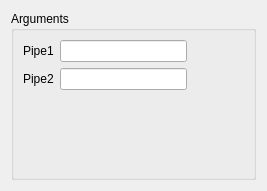
Before: the Qt Designer form src/HEXABLOCKGUI/MakePipes_QTD.ui in SalomePlatform/hexablock, drawn with Qt 5.
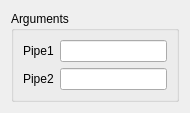
After: the same form once the commit is applied.

```diff
--- a/src/HEXABLOCKGUI/MakePipes_QTD.ui
+++ b/src/HEXABLOCKGUI/MakePipes_QTD.ui
@@ -6,10 +6,16 @@
    <rect>
     <x>0</x>
     <y>0</y>
-    <width>267</width>
-    <height>191</height>
+    <width>190</width>
+    <height>104</height>
    </rect>
   </property>
+  <property name="sizePolicy">
+   <sizepolicy hsizetype="Preferred" vsizetype="Fixed">
+    <horstretch>0</horstretch>
+    <verstretch>0</verstretch>
+   </sizepolicy>
+  </property>
   <property name="windowTitle">
    <string>Pipes Construction</string>
   </property>
```
